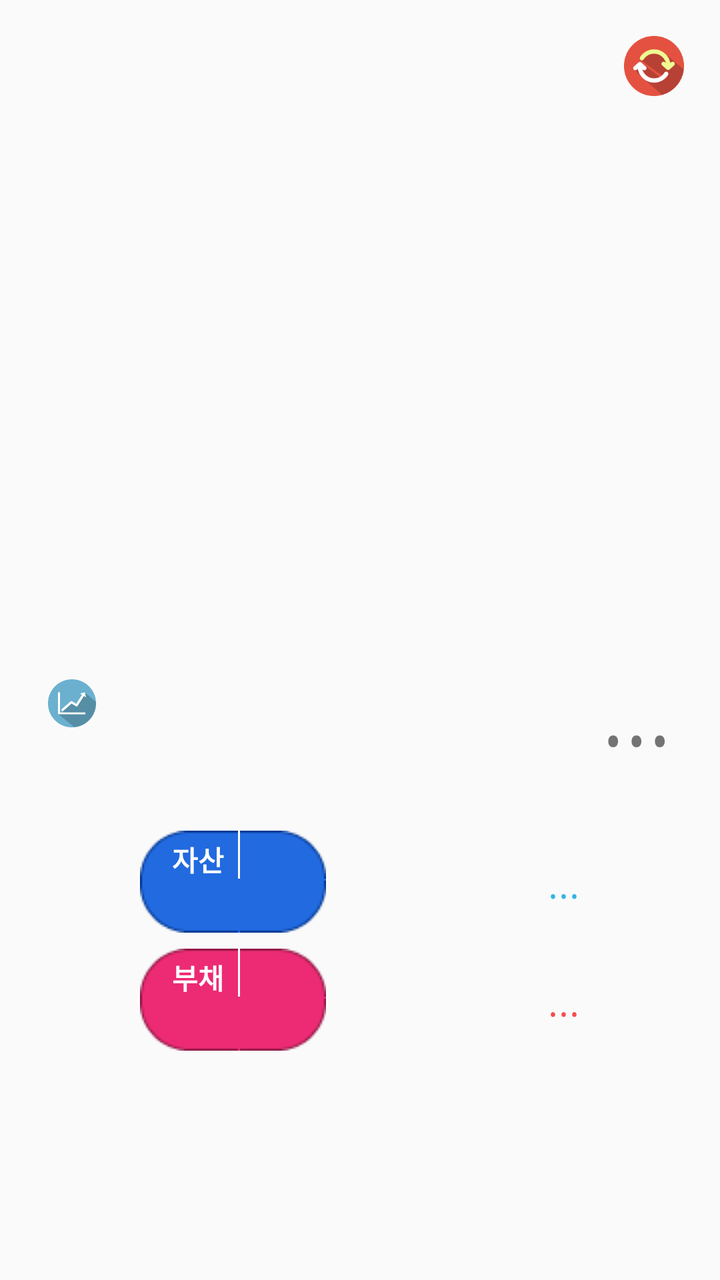
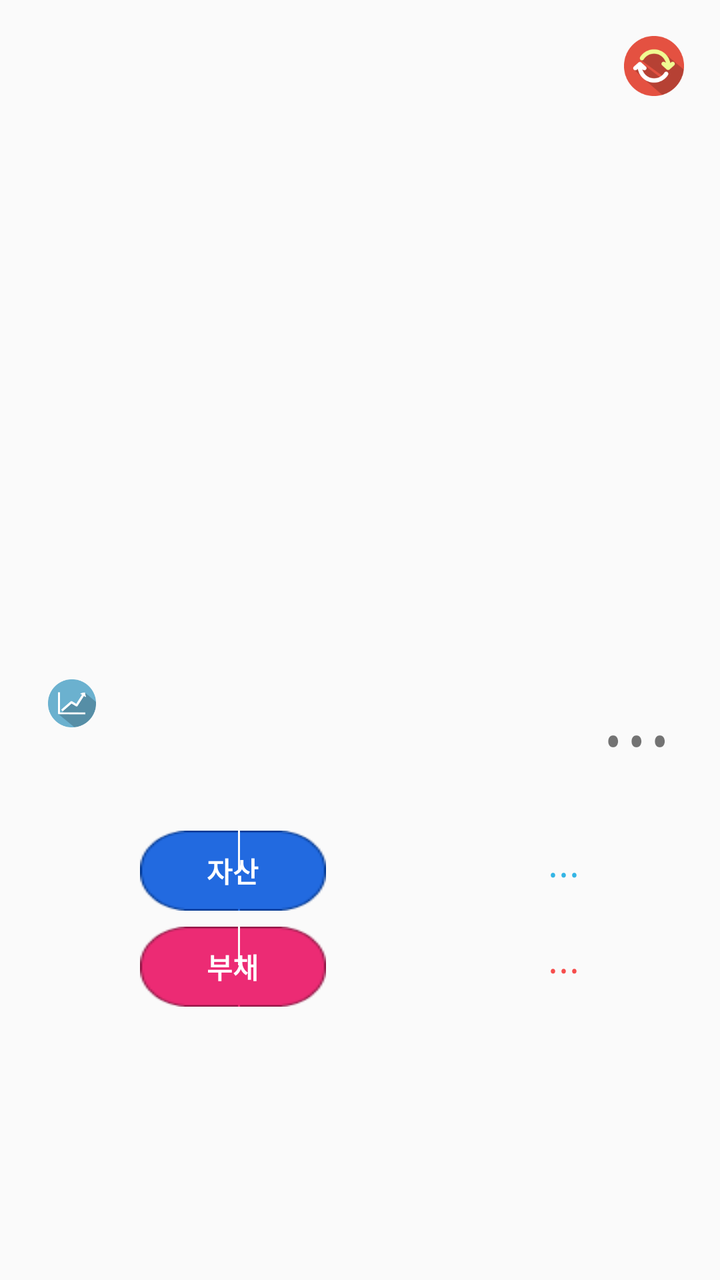

An Android layout rendered at two revisions. The XML below is the earlier revision; the diff shows what the commit changed to produce the second picture.
<!-- AndroidManifest.xml: application theme AppTheme -->
<!-- res/layout/fragment_finalcial_state_summary_tab.xml -->
<?xml version="1.0" encoding="utf-8"?>
<RelativeLayout xmlns:android="http://schemas.android.com/apk/res/android"
    android:layout_width="match_parent"
    android:layout_height="match_parent" >

    <ScrollView
        android:layout_width="match_parent"
        android:layout_height="match_parent"
        android:layout_alignParentTop="true"
        android:layout_centerHorizontal="true" >

        <LinearLayout
            android:layout_width="match_parent"
            android:layout_height="wrap_content"
            android:orientation="vertical" >

            <FrameLayout
                android:layout_width="match_parent"
                android:layout_height="300dp" >

                <LinearLayout
                    android:id="@+id/chart"
                    android:layout_width="match_parent"
                    android:layout_height="match_parent"
                    android:layout_gravity="center"
                    android:gravity="center"
                    android:orientation="vertical" />

                <ImageView
                    android:id="@+id/as_refresh"
                    android:layout_width="30dp"
                    android:layout_height="30dp"
                    android:layout_gravity="right|top"
                    android:layout_marginRight="18dp"
                    android:layout_marginTop="18dp"
                    android:contentDescription="@string/na"
                    android:src="@drawable/refresh" />
            </FrameLayout>

            <RelativeLayout
                android:layout_width="match_parent"
                android:layout_height="wrap_content"
                android:layout_marginLeft="20dp"
                android:layout_marginRight="20dp"
                android:layout_marginTop="8dp"
                android:orientation="horizontal"
                android:paddingBottom="8dp"
                android:paddingLeft="4dp"
                android:paddingRight="4dp"
                android:paddingTop="6dp" >

                <ImageView
                    android:layout_width="24dp"
                    android:layout_height="24dp"
                    android:layout_alignParentLeft="true"
                    android:layout_centerVertical="true"
                    android:contentDescription="@string/na"
                    android:src="@drawable/graph" />

                <TextView
                    android:id="@+id/as_sum_value"
                    android:layout_width="wrap_content"
                    android:layout_height="wrap_content"
                    android:layout_alignParentRight="true"
                    android:layout_centerVertical="true"
                    android:layout_marginLeft="3dp"
                    android:text="..."
                    android:textScaleX="0.8"
                    android:textSize="55sp" />
            </RelativeLayout>

            <RelativeLayout
                android:layout_width="match_parent"
                android:layout_height="wrap_content"
                android:layout_marginLeft="70dp"
                android:layout_marginRight="70dp"
                android:layout_marginTop="20dp"
                android:orientation="horizontal" >

                <TextView
                    android:layout_width="wrap_content"
                    android:layout_height="wrap_content"
                    android:layout_alignParentLeft="true"
                    android:layout_centerVertical="true"
                    android:alpha="90"
                    android:background="@drawable/input_color_box_3"
                    android:paddingBottom="4dp"
                    android:paddingLeft="16dp"
                    android:paddingRight="16dp"
                    android:paddingTop="4dp"
                    android:text="@string/title_saving"
                    android:textColor="@color/text_white"
                    android:textSize="14sp"
                    android:textStyle="bold" />

                <TextView
                    android:id="@+id/as_saving_value"
                    android:layout_width="wrap_content"
                    android:layout_height="wrap_content"
                    android:layout_alignParentRight="true"
                    android:layout_centerVertical="true"
                    android:layout_marginLeft="30dp"
                    android:text="..."
                    android:textColor="@color/text_blue"
                    android:textScaleX="0.9"
                    android:textSize="22sp" />
            </RelativeLayout>

            <RelativeLayout
                android:layout_width="match_parent"
                android:layout_height="wrap_content"
                android:layout_marginBottom="30dp"
                android:layout_marginLeft="70dp"
                android:layout_marginRight="70dp"
                android:layout_marginTop="8dp"
                android:orientation="horizontal" >

                <TextView
                    android:layout_width="wrap_content"
                    android:layout_height="wrap_content"
                    android:layout_alignParentLeft="true"
                    android:layout_centerVertical="true"
                    android:background="@drawable/input_color_box"
                    android:paddingBottom="4dp"
                    android:paddingLeft="16dp"
                    android:paddingRight="16dp"
                    android:paddingTop="4dp"
                    android:text="@string/title_debt"
                    android:textColor="@color/text_white"
                    android:textSize="14sp"
                    android:textStyle="bold" />

                <TextView
                    android:id="@+id/as_debt_value"
                    android:layout_width="wrap_content"
                    android:layout_height="wrap_content"
                    android:layout_alignParentRight="true"
                    android:layout_centerVertical="true"
                    android:layout_marginLeft="30dp"
                    android:text="..."
                    android:textColor="@color/text_red"
                    android:textScaleX="0.9"
                    android:textSize="22sp" />
            </RelativeLayout>
        </LinearLayout>
    </ScrollView>

    <LinearLayout
        android:id="@+id/as_update_notification"
        android:layout_width="wrap_content"
        android:layout_height="wrap_content"
        android:layout_alignParentRight="true"
        android:layout_alignParentTop="true"
        android:layout_gravity="right"
        android:layout_marginLeft="4dp"
        android:layout_marginRight="4dp"
        android:layout_marginTop="10dp"
        android:background="@drawable/input_box_round_2"
        android:orientation="horizontal"
        android:paddingBottom="2dp"
        android:paddingLeft="7dp"
        android:paddingTop="4dp"
        android:visibility="gone" >

        <TextView
            android:id="@+id/as_list_notification_text"
            android:layout_width="wrap_content"
            android:layout_height="wrap_content"
            android:layout_gravity="center_vertical"
            android:gravity="center_vertical"
            android:text="@string/update_as_date"
            android:textColor="@color/text_blue" />

        <ImageView
            android:layout_width="wrap_content"
            android:layout_height="wrap_content"
            android:layout_gravity="center_vertical"
            android:contentDescription="@string/na"
            android:gravity="center_vertical"
            android:src="@drawable/waiting" />
    </LinearLayout>

</RelativeLayout>
<!-- resources referenced by this layout -->
<resources>
  <color name="text_blue">#33B5E5</color>
  <color name="text_red">#F64D4C</color>
  <color name="text_white">#FFFFFF</color>
  <!-- drawable graph: png bitmap (drawable, 4430 bytes) -->
  <!-- drawable input_box_round_2: png bitmap (drawable, 4422 bytes) -->
  <!-- drawable input_color_box: png bitmap (drawable, 4016 bytes) -->
  <!-- drawable input_color_box_3: png bitmap (drawable, 4025 bytes) -->
  <!-- drawable refresh: png bitmap (drawable, 6055 bytes) -->
  <!-- drawable waiting: png bitmap (drawable, 4993 bytes) -->
  <string name="na" />
  <string name="title_debt">부채</string>
  <string name="title_saving">자산</string>
  <string name="update_as_date">최신 데이터로 업데이트 합니다.</string>
  <style name="AppTheme" parent="Theme.AppCompat.Light.DarkActionBar">
          
          <item name="colorPrimary">@color/colorPrimary</item>
          <item name="colorPrimaryDark">@color/colorPrimaryDark</item>
          <item name="colorAccent">@color/colorAccent</item>
          <item name="windowActionBar">false</item>
          <item name="windowNoTitle">true</item>
      </style>
  <color name="colorPrimary">#3F51B5</color>
  <color name="colorPrimaryDark">#303F9F</color>
  <color name="colorAccent">#03A9F4</color>
</resources>

<!-- the commit's change to res/layout/fragment_finalcial_state_summary_tab.xml (unified diff, before → after) -->
@@ -1,7 +1,9 @@
 <?xml version="1.0" encoding="utf-8"?>
 <RelativeLayout xmlns:android="http://schemas.android.com/apk/res/android"
     android:layout_width="match_parent"
-    android:layout_height="match_parent" >
+    android:layout_height="match_parent"
+    android:focusable="true"
+    android:focusableInTouchMode="true">
 
     <ScrollView
         android:layout_width="match_parent"
@@ -22,9 +24,8 @@
                     android:id="@+id/chart"
                     android:layout_width="match_parent"
                     android:layout_height="match_parent"
-                    android:layout_gravity="center"
-                    android:gravity="center"
-                    android:orientation="vertical" />
+                    android:orientation="vertical"
+                    android:gravity="center"/>
 
                 <ImageView
                     android:id="@+id/as_refresh"
@@ -71,7 +72,7 @@
 
             <RelativeLayout
                 android:layout_width="match_parent"
-                android:layout_height="wrap_content"
+                android:layout_height="40dp"
                 android:layout_marginLeft="70dp"
                 android:layout_marginRight="70dp"
                 android:layout_marginTop="20dp"
@@ -79,8 +80,8 @@
 
                 <TextView
                     android:layout_width="wrap_content"
-                    android:layout_height="wrap_content"
-                    android:layout_alignParentLeft="true"
+                    android:layout_height="match_parent"
+                    android:layout_alignParentStart="true"
                     android:layout_centerVertical="true"
                     android:alpha="90"
                     android:background="@drawable/input_color_box_3"
@@ -88,6 +89,7 @@
                     android:paddingLeft="16dp"
                     android:paddingRight="16dp"
                     android:paddingTop="4dp"
+                    android:gravity="center"
                     android:text="@string/title_saving"
                     android:textColor="@color/text_white"
                     android:textSize="14sp"
@@ -96,7 +98,7 @@
                 <TextView
                     android:id="@+id/as_saving_value"
                     android:layout_width="wrap_content"
-                    android:layout_height="wrap_content"
+                    android:layout_height="match_parent"
                     android:layout_alignParentRight="true"
                     android:layout_centerVertical="true"
                     android:layout_marginLeft="30dp"
@@ -108,7 +110,7 @@
 
             <RelativeLayout
                 android:layout_width="match_parent"
-                android:layout_height="wrap_content"
+                android:layout_height="40dp"
                 android:layout_marginBottom="30dp"
                 android:layout_marginLeft="70dp"
                 android:layout_marginRight="70dp"
@@ -117,7 +119,7 @@
 
                 <TextView
                     android:layout_width="wrap_content"
-                    android:layout_height="wrap_content"
+                    android:layout_height="match_parent"
                     android:layout_alignParentLeft="true"
                     android:layout_centerVertical="true"
                     android:background="@drawable/input_color_box"
@@ -125,6 +127,7 @@
                     android:paddingLeft="16dp"
                     android:paddingRight="16dp"
                     android:paddingTop="4dp"
+                    android:gravity="center"
                     android:text="@string/title_debt"
                     android:textColor="@color/text_white"
                     android:textSize="14sp"
@@ -133,7 +136,7 @@
                 <TextView
                     android:id="@+id/as_debt_value"
                     android:layout_width="wrap_content"
-                    android:layout_height="wrap_content"
+                    android:layout_height="match_parent"
                     android:layout_alignParentRight="true"
                     android:layout_centerVertical="true"
                     android:layout_marginLeft="30dp"
@@ -148,36 +151,33 @@
     <LinearLayout
         android:id="@+id/as_update_notification"
         android:layout_width="wrap_content"
-        android:layout_height="wrap_content"
+        android:layout_height="90dp"
         android:layout_alignParentRight="true"
         android:layout_alignParentTop="true"
         android:layout_gravity="right"
         android:layout_marginLeft="4dp"
         android:layout_marginRight="4dp"
-        android:layout_marginTop="10dp"
+        android:layout_marginTop="4dp"
         android:background="@drawable/input_box_round_2"
         android:orientation="horizontal"
-        android:paddingBottom="2dp"
-        android:paddingLeft="7dp"
-        android:paddingTop="4dp"
+        android:padding="10dp"
         android:visibility="gone" >
 
         <TextView
             android:id="@+id/as_list_notification_text"
             android:layout_width="wrap_content"
             android:layout_height="wrap_content"
-            android:layout_gravity="center_vertical"
-            android:gravity="center_vertical"
+            android:layout_gravity="center"
+            android:layout_marginStart="10dp"
             android:text="@string/update_as_date"
             android:textColor="@color/text_blue" />
 
         <ImageView
-            android:layout_width="wrap_content"
-            android:layout_height="wrap_content"
+            android:layout_width="80dp"
+            android:layout_height="80dp"
             android:layout_gravity="center_vertical"
             android:contentDescription="@string/na"
             android:gravity="center_vertical"
             android:src="@drawable/waiting" />
     </LinearLayout>
-
 </RelativeLayout>
<!-- resource entries referenced after the edit -->
@@ -9,7 +9,7 @@
   <!-- drawable input_color_box_3: png bitmap (drawable, 4025 bytes) -->
   <!-- drawable refresh: png bitmap (drawable, 6055 bytes) -->
   <!-- drawable waiting: png bitmap (drawable, 4993 bytes) -->
-  <string name="na" />
+  <string name="na">" "</string>
   <string name="title_debt">부채</string>
   <string name="title_saving">자산</string>
   <string name="update_as_date">최신 데이터로 업데이트 합니다.</string>
@@ -20,6 +20,7 @@
           <item name="colorAccent">@color/colorAccent</item>
           <item name="windowActionBar">false</item>
           <item name="windowNoTitle">true</item>
+          <item name="preferenceTheme">@style/PreferenceThemeOverlay</item>
       </style>
   <color name="colorPrimary">#3F51B5</color>
   <color name="colorPrimaryDark">#303F9F</color>
